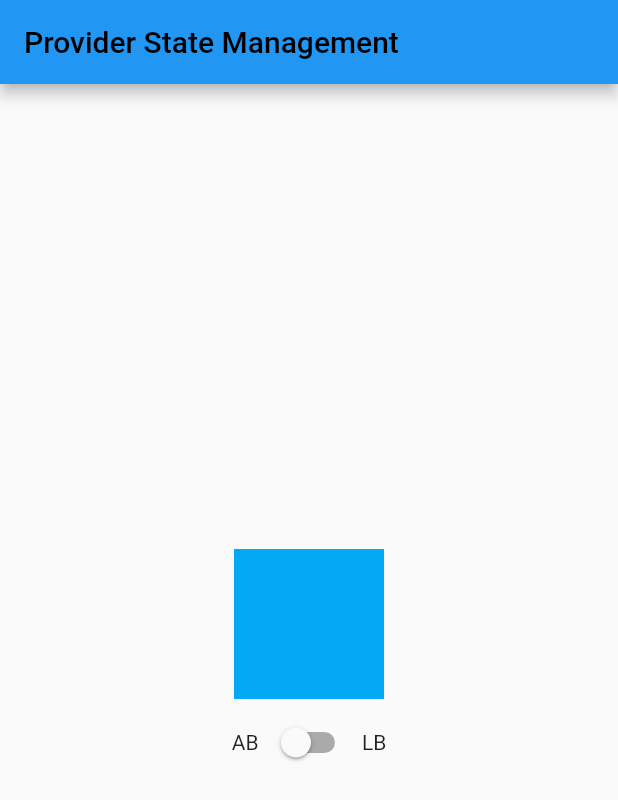
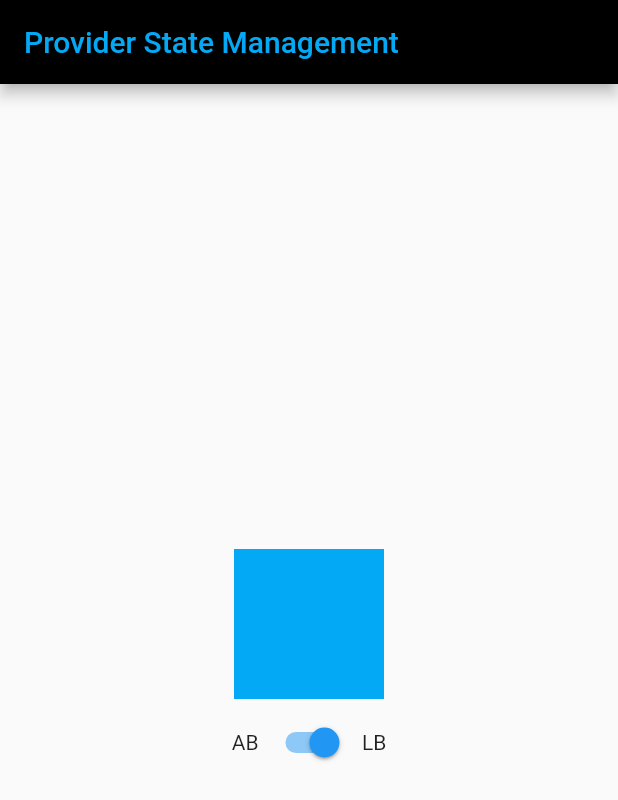
Before and after one commit to alfatta/learn_flutter_with_provider, a Flutter app: the screen it shows after launch, on a phone screen of 412 x 824 dp. Shown: the top 800 px of the screen. Run offline on Flutter 3.47's test engine with Material 2 defaults, Android fonts, the phone set to English and light mode, and no system bars.

Commit message:
implement provider

```diff
--- /dev/null
+++ b/lib/application_color.dart
@@ -0,0 +1,15 @@
+import 'package:flutter/foundation.dart';
+import 'package:flutter/material.dart';
+
+class ApplicationColor with ChangeNotifier {
+  bool _isLightBlue = true;
+
+  bool get isLightBlue => _isLightBlue;
+
+  set isLightBlue(value) {
+    _isLightBlue = value;
+    notifyListeners();
+  }
+
+  Color get color => isLightBlue ? Colors.lightBlue : Colors.amber;
+}
--- a/lib/main.dart
+++ b/lib/main.dart
@@ -1,4 +1,6 @@
 import 'package:flutter/material.dart';
+import 'package:learn_flutter_with_provider/application_color.dart';
+import 'package:provider/provider.dart';
 
 void main() => runApp(RootApp());
 
@@ -7,24 +9,31 @@ class RootApp extends StatelessWidget {
   Widget build(BuildContext context) {
     return MaterialApp(
       debugShowCheckedModeBanner: false,
-      home: Scaffold(
+      home: ChangeNotifierProvider<ApplicationColor>(
+        builder: (context) => ApplicationColor(),
+        child: Scaffold(
           appBar: AppBar(
+            backgroundColor: Colors.black,
             centerTitle: false,
-          title: Text(
+            title: Consumer<ApplicationColor>(
+              builder: (context, applicationColor, _) => Text(
                 'Provider State Management',
-            style: TextStyle(color: Colors.black),
+                style: TextStyle(color: applicationColor.color),
+              ),
             ),
           ),
           body: Center(
             child: Column(
               mainAxisAlignment: MainAxisAlignment.center,
               children: [
-              AnimatedContainer(
+                Consumer<ApplicationColor>(
+                  builder: (context, applicationColor, _) => AnimatedContainer(
                     duration: Duration(milliseconds: 500),
                     width: 100,
                     height: 100,
-                color: Colors.lightBlue,
+                    color: applicationColor.color,
                     margin: EdgeInsets.all(5),
+                  ),
                 ),
                 Row(
                   mainAxisAlignment: MainAxisAlignment.center,
@@ -33,7 +42,13 @@ class RootApp extends StatelessWidget {
                       margin: EdgeInsets.all(5),
                       child: Text('AB'),
                     ),
-                  Switch(value: false, onChanged: (newVal) {}),
+                    Consumer<ApplicationColor>(
+                        builder: (context, applicationColor, _) => Switch(
+                              value: applicationColor.isLightBlue,
+                              onChanged: (newVal) {
+                                applicationColor.isLightBlue = newVal;
+                              },
+                            )),
                     Container(
                       margin: EdgeInsets.all(5),
                       child: Text('LB'),
@@ -44,6 +59,7 @@ class RootApp extends StatelessWidget {
             ),
           ),
         ),
+      ),
     );
   }
 }
```
Also changed, not shown: pubspec.yaml (+1 -9 lines), pubspec.lock. Lines whose indentation alone changed are shown as unchanged.
